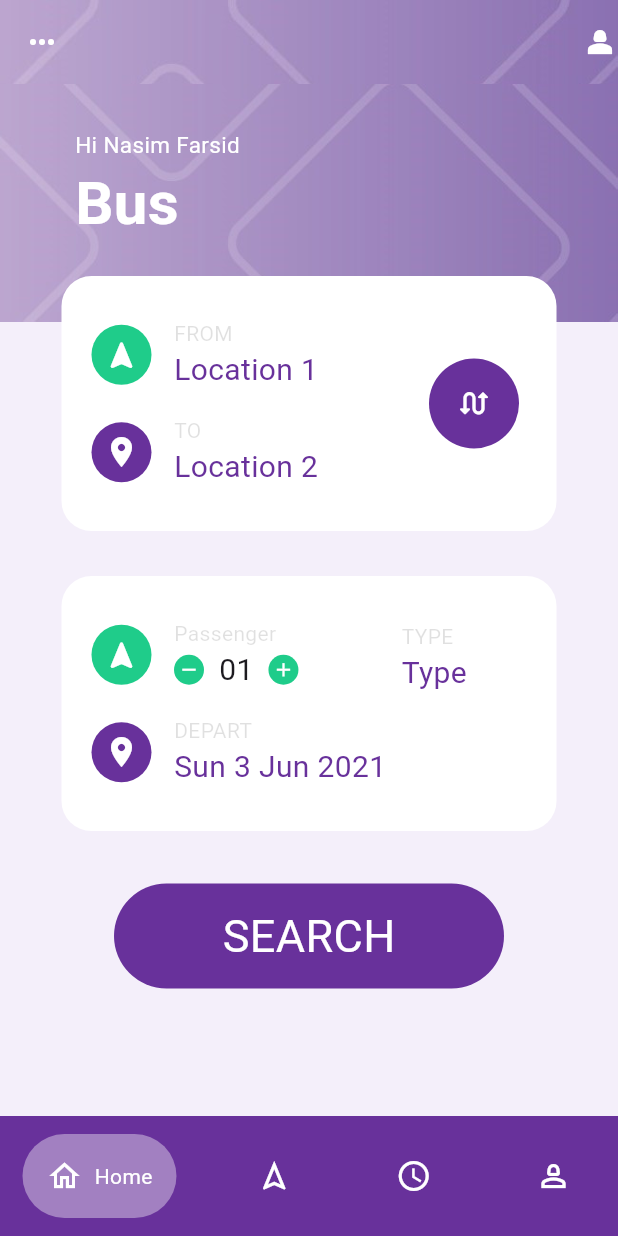
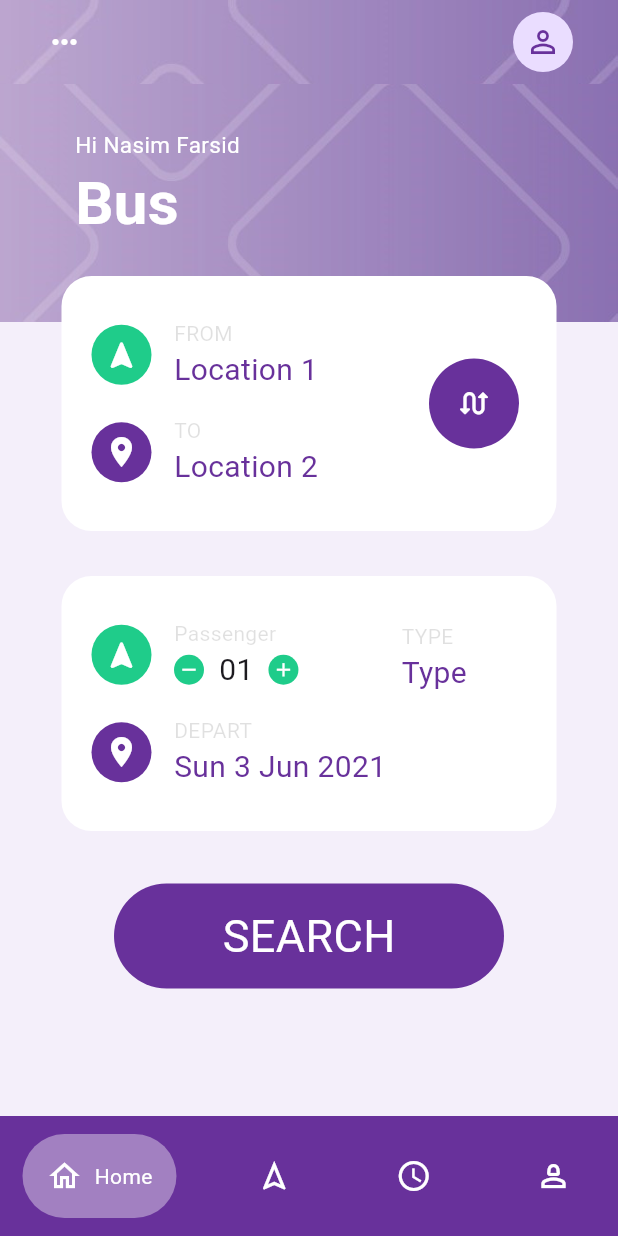
Before and after one commit to smnasimahmed/versity_surprisetest_01, a Flutter app: the screen it shows after launch, after a tap on "Login", on a phone screen of 412 x 824 dp. Run offline on Flutter 3.47's test engine with Material 3 defaults, Android fonts, the phone set to English and light mode, and no system bars; drawn by our look-alikes of google_nav_bar.

Commit message:
logo adding

```diff
--- a/lib/home_page.dart
+++ b/lib/home_page.dart
@@ -1,6 +1,4 @@
 // ignore_for_file: prefer_const_constructors, prefer_const_literals_to_create_immutables, sort_child_properties_last
-import 'dart:ui';
-
 import 'package:flutter/material.dart';
 import 'package:google_nav_bar/google_nav_bar.dart';
 
@@ -73,11 +71,21 @@ class _HomePageState extends State<HomePage> {
               image: AssetImage("lib/image/locat_appbar.jpg"),
               fit: BoxFit.cover,
             ),
-            leading: Icon(
-              Icons.more_horiz_rounded,
-              color: Colors.white,
+            leading: Padding(
+              padding: EdgeInsets.only(left: 30),
+              child: Icon(
+                Icons.more_horiz_rounded,
+                color: Colors.white,
+              ),
             ),
-            actions: [Icon(Icons.person_2_sharp, color: Colors.white)],
+            actions: [
+              Padding(
+                padding: const EdgeInsets.only(right: 30),
+                child: CircleAvatar(
+                    child: Icon(Icons.person_outline_outlined,
+                        color: Color.fromARGB(255, 104, 49, 155))),
+              )
+            ],
           ),
           body: Container(
             decoration: BoxDecoration(
--- a/lib/login_page.dart
+++ b/lib/login_page.dart
@@ -17,7 +17,17 @@ class LoginPage extends StatelessWidget {
       child: Column(
         children: [
           SizedBox(
-            height: 250,
+            height: 150,
+          ),
+          Container(
+              child: ClipOval(
+            child: SizedBox.fromSize(
+              size: Size.fromRadius(48), // Image radius
+              child: Image.asset("lib/image/4.jpg", fit: BoxFit.cover),
+            ),
+          )),
+          SizedBox(
+            height: 50,
           ),
           Align(
             alignment: Alignment.bottomLeft,
@@ -46,7 +56,8 @@ class LoginPage extends StatelessWidget {
                       labelStyle: TextStyle(color: Colors.white),
                       floatingLabelStyle: TextStyle(color: Colors.white),
                       hintStyle: TextStyle(color: Colors.white),
-                  ),
+                      enabledBorder: UnderlineInputBorder(
+                          borderSide: BorderSide(color: Colors.white))),
                 ),
                 SizedBox(
                   height: 20,
@@ -59,7 +70,8 @@ class LoginPage extends StatelessWidget {
                       labelStyle: TextStyle(color: Colors.white),
                       floatingLabelStyle: TextStyle(color: Colors.white),
                       hintStyle: TextStyle(color: Colors.white),
-                  ),
+                      enabledBorder: UnderlineInputBorder(
+                          borderSide: BorderSide(color: Colors.white))),
                 ),
                 SizedBox(
                   height: 30,
```
Lines whose indentation alone changed are shown as unchanged.
